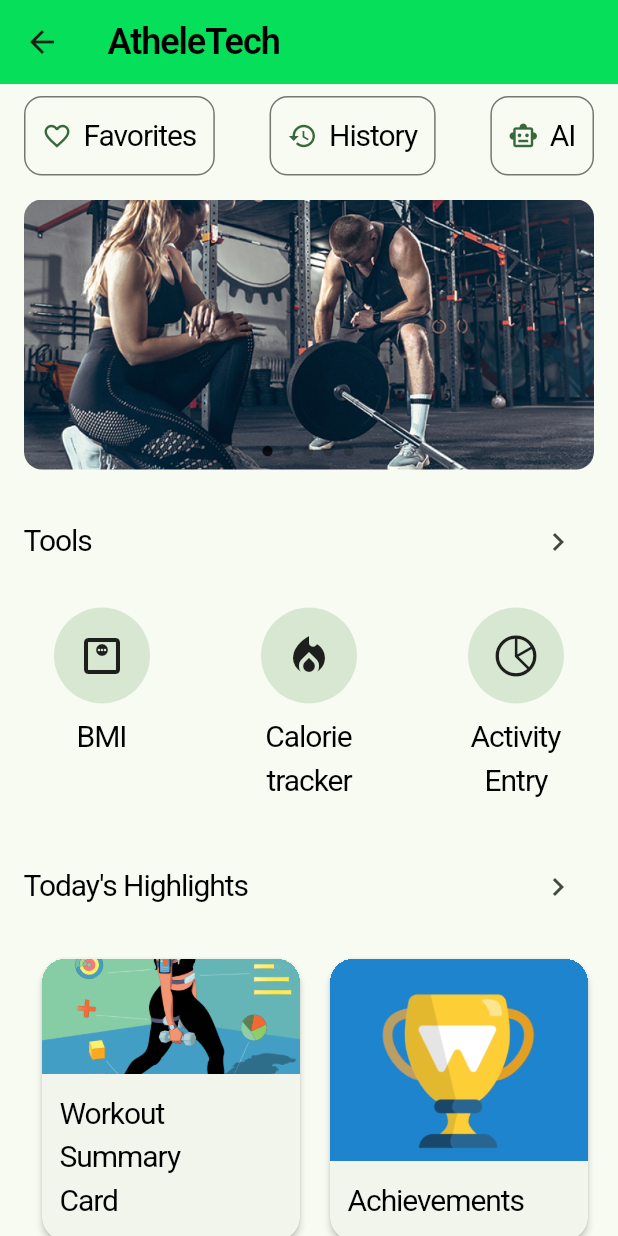
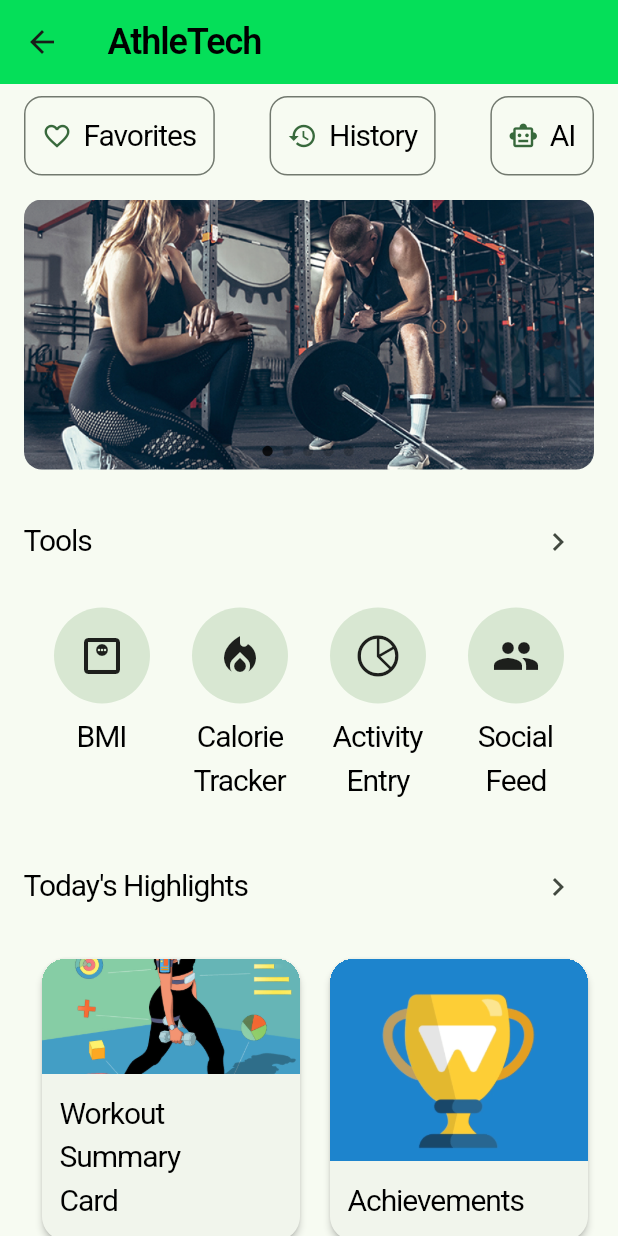
Before and after one commit to abbaskizil/CS310-Project, a Flutter app: the HomePage screen opened by its route, on a phone screen of 412 x 824 dp. Run offline on Flutter 3.47's test engine with Material 3 defaults, Android fonts, the phone set to English and light mode, and no system bars; our stand-ins replace cloud_firestore, firebase_auth, firebase_core, fluttertoast, table_calendar; accounts and stored records are empty; network calls fail.

Commit message:
Social feed functionality is added

```diff
--- a/lib/main.dart
+++ b/lib/main.dart
@@ -16,7 +16,7 @@ import 'screens/settings.dart';
 import 'screens/sign_in_page.dart';
 import 'screens/SplashScreen.dart';
 import 'utilities/colors.dart';
-
+import 'package:athletech/screens/social_feed_page.dart';
 import 'package:flutter/foundation.dart'; // Add this for kIsWeb
 
 void main() async {
@@ -52,6 +52,7 @@ class MyApp extends StatelessWidget {
         '/settings': (context) => SettingsScreen(),
         '/sign_in': (context) => SignInPage(),
         '/SplashScreen': (context) => SplashScreen(),
+        '/social_feed': (context) => const SocialFeedPage(),
       },
       debugShowCheckedModeBanner: false,
       theme: ThemeData.light().copyWith(
--- a/lib/screens/home_page.dart
+++ b/lib/screens/home_page.dart
@@ -9,12 +9,13 @@ class HomePage extends StatelessWidget {
 
   @override
   Widget build(BuildContext context) {
-    // A local helper to simplify icon → route mapping.
+
     Widget tool(IconData icon, String label, String dest) => _ToolIcon(
       icon: icon,
       label: label,
       onTap: () => Navigator.pushNamed(context, dest),
     );
+
     return Theme(
       data: ThemeData(
         colorScheme: ColorScheme.fromSeed(seedColor: AppColors.appBarColor),
@@ -22,7 +23,7 @@ class HomePage extends StatelessWidget {
       ),
       child: Scaffold(
         appBar: AppBar(
-          title: Text("AtheleTech", style: kAppBarTitleTextStyle),
+          title: Text("AthleTech", style: kAppBarTitleTextStyle),
           backgroundColor: AppColors.appBarColor,
         ),
         body: SafeArea(
@@ -30,25 +31,16 @@ class HomePage extends StatelessWidget {
             slivers: [
               SliverToBoxAdapter(
                 child: Padding(
-                  padding: const EdgeInsets.symmetric(
-                    horizontal: 16,
-                    vertical: 8,
-                  ),
+                  padding: const EdgeInsets.symmetric(horizontal: 16, vertical: 8),
                   child: Column(
                     crossAxisAlignment: CrossAxisAlignment.start,
                     children: [
                       Row(
                         mainAxisAlignment: MainAxisAlignment.spaceBetween,
                         children: const [
-                          _ActionChip(
-                            icon: Icons.favorite_border,
-                            label: 'Favorites',
-                          ),
+                          _ActionChip(icon: Icons.favorite_border, label: 'Favorites'),
                           _ActionChip(icon: Icons.history, label: 'History'),
-                          _ActionChip(
-                            icon: Icons.smart_toy_outlined,
-                            label: 'AI',
-                          ),
+                          _ActionChip(icon: Icons.smart_toy_outlined, label: 'AI'),
                         ],
                       ),
                       const SizedBox(height: 16),
@@ -69,21 +61,10 @@ class HomePage extends StatelessWidget {
                         child: Row(
                           mainAxisAlignment: MainAxisAlignment.spaceBetween,
                           children: [
-                            tool(
-                              Icons.monitor_weight_outlined,
-                              'BMI\n',
-                              '/bmi',
-                            ),
-                            tool(
-                              Icons.local_fire_department,
-                              'Calorie\ntracker',
-                              '/CalorieTracker',
-                            ),
-                            tool(
-                              CupertinoIcons.chart_pie,
-                              'Activity\nEntry',
-                              '/activity_entry',
-                            ),
+                            tool(Icons.monitor_weight_outlined, 'BMI\n', '/bmi'),
+                            tool(Icons.local_fire_department, 'Calorie\nTracker', '/CalorieTracker'),
+                            tool(CupertinoIcons.chart_pie, 'Activity\nEntry', '/activity_entry'),
+                            tool(Icons.people, 'Social\nFeed', '/social_feed'),
                           ],
                         ),
                       ),
```
Also changed, not shown: lib/screens/activity_entry_page.dart (+77 -30 lines), lib/screens/social_feed_page.dart (added, +80 -0 lines), lib/services/activity_service.dart (+28 -14 lines), lib/services/social_feed_service.dart (added, +46 -0 lines).
